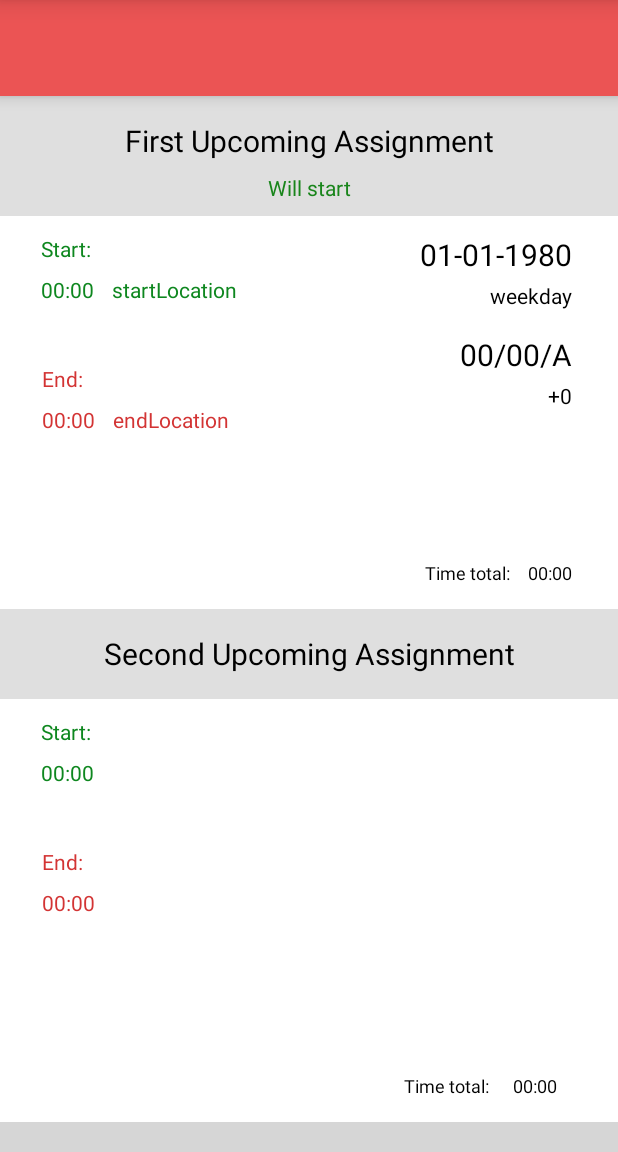
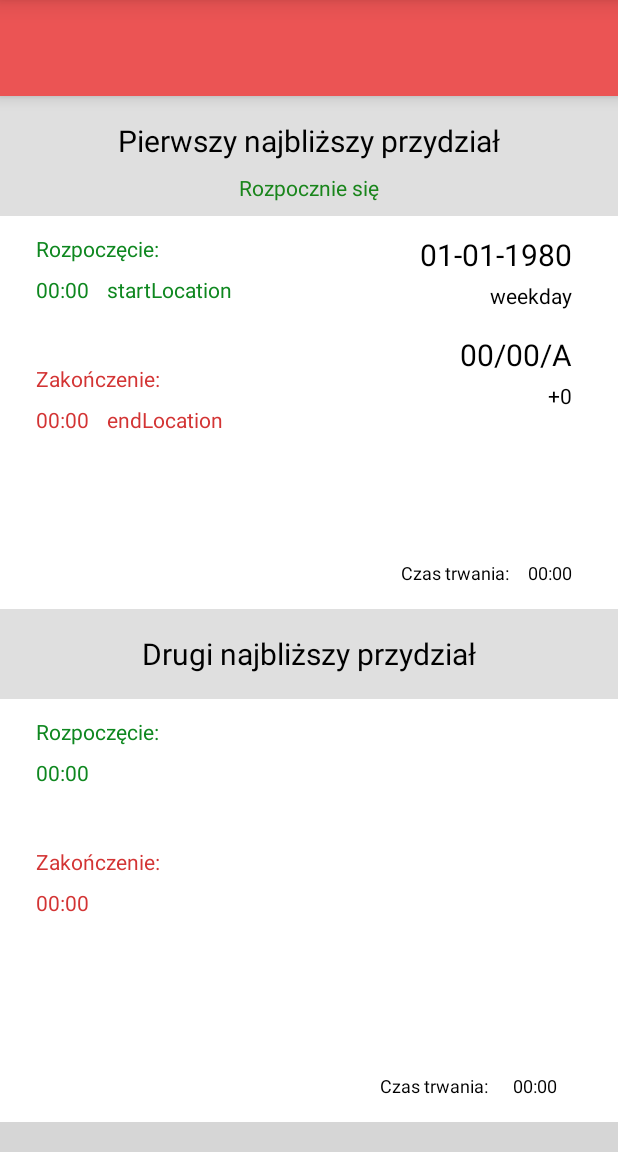
Before and after one commit to Raven351/GAiTPodzialy, an Android app: the AssignmentsFirstSecondFragment screen opened directly, with no data from a screen before it, on a phone screen of 412 x 824 dp, the part 84-1236 px from its top. Run offline under Robolectric (Android 15) with nearby library versions, the phone set to English and light mode, and no system bars; libraries missing offline, so code that uses them is left out: me.relex.circleindicator; plain views replace CircleIndicator3; 18 statements that could not run were skipped; grey boxes are pictures that could not be loaded.

Commit message:
Update language default values to polish

```diff
--- a/app/src/main/res/values/strings.xml
+++ b/app/src/main/res/values/strings.xml
@@ -1,24 +1,6 @@
 <resources>
     <string name="app_name" translatable="false">GAiT Podziały</string>
-    <string name="title_activity_login">Sign in</string>
-    <string name="prompt_driver_number">Driver Number</string>
-    <string name="prompt_password">Password</string>
-    <string name="action_sign_in">Sign in</string>
-    <string name="action_sign_in_short">Sign in</string>
-    <string name="welcome">"Welcome! "</string>
-    <string name="invalid_username">Enter driver ID</string>
-    <string name="invalid_password">Enter password</string>
-    <string name="login_failed">"Login failed"</string>
-    <string name="submit">ActivityAssignmentsFabDesc</string>
     <string name="driverId" translatable="false">0000</string>
-    <string name="firstName">FirstName</string>
-    <string name="surname">Surname</string>
-
-    <string name="today_assignment">First Upcoming Assignment</string>
-    <string name="tomorrow_assignment">Second Upcoming Assignment</string>
-    <string name="assignment_totalTime_label">Time total:</string>
-    <string name="assignment_start_label">Start:</string>
-    <string name="assignment_end_label">End:</string>
     <string name="assignment_sample_status" translatable="false">status</string>
     <string name="assignment_sample_date" translatable="false">01-01-1980</string>
     <string name="assignment_sample_code" translatable="false">00/00/A</string>
@@ -28,42 +10,58 @@
     <string name="assignment_sample_startTime" translatable="false">00:00</string>
     <string name="assignment_sample_startLocation" translatable="false">startLocation</string>
     <string name="assignment_sample_endLocation" translatable="false">endLocation</string>
-    <string name="status_ongoing">Ongoing</string>
-    <string name="status_willstart">Will start</string>
+    <!--    Users panel-->
+    <string name="document_sample_name" translatable="false">{DocumentTitle}</string>
+    <string name="assignment_sample_weekday" translatable="false">weekday</string>
+
+    <string name="title_activity_login">Zaloguj się</string>
+    <string name="prompt_driver_number">Numer kierującego</string>
+    <string name="prompt_password">Hasło</string>
+    <string name="action_sign_in">Zaloguj</string>
+    <string name="action_sign_in_short">Zaloguj</string>
+    <string name="welcome">Witaj! </string>
+    <string name="invalid_username">Wpisz numer kierującego</string>
+    <string name="invalid_password">Wpisz hasło</string>
+    <string name="login_failed">Logowanie nie powiodło się</string>
+    <string name="submit">ActivityAssignmentsFabDesc</string>
+    <string name="firstName">Imię</string>
+    <string name="surname">Nazwisko</string>
+    <string name="today_assignment">Pierwszy najbliższy przydział</string>
+    <string name="assignment_totalTime_label">Czas trwania:</string>
+    <string name="assignment_start_label">Rozpoczęcie:</string>
+    <string name="assignment_end_label">Zakończenie:</string>
+    <string name="tomorrow_assignment">Drugi najbliższy przydział</string>
+    <string name="status_ongoing">W trakcie</string>
+    <string name="status_willstart">Rozpocznie się</string>
 
     <!--    Users panel-->
-    <string name="change_default_user_alert_dialog_message">"Do you really want to set this user as your default user?<br /> <br />After launching app next time, data of this user will be the first one to show up."</string>
-    <string name="change_default_user_success_toast_1">User </string>
-    <string name="change_default_user_success_toast_2"> has been set as default</string>
-    <string name="unable_to_logout_toast">Cannot logout default user!</string>
-    <string name="logout_confirmation_alert_dialog_message">Do you really want to logout user?</string>
+    <string name="change_default_user_alert_dialog_message">"Czy napewno chcesz ustawić tego użytkownika jako domyślnego?<br/><br/>Dane domyślnego użytkownika będą wyświetlane od razu po uruchomieniu aplikacji."</string>
+    <string name="change_default_user_success_toast_1">Użytkownik </string>
+    <string name="change_default_user_success_toast_2"> został ustawiony jako domyślny</string>
+    <string name="unable_to_logout_toast">Nie można wylogować głównego użytkownika!</string>
+    <string name="logout_confirmation_alert_dialog_message">Czy napewno chcesz wylogować użytkownika?</string>
 
+    <string name="data_error">BŁĄD POBIERANIA DANYCH</string>
+    <string name="data_error_dialog_title">Logowanie użytkownika nie powiodło się!</string>
+    <string name="data_error_dialog_message">Aplikacja nie mogła zalogować się do strony internetowej GAiT.\nSpróbuj zalogować się bezpośrednio poprzez stronę internetową.\nJeżeli udało Ci się prawidłowo zalogować przez stronę internetową, a niniejszy komunikat dalej występuje, proszę o kontakt poprzez formularz kontaktowy na stronie ravensu.com/contact</string>
+    <string name="data_error_dialog_negative_button">Otwórz w przeglądarce</string>
+    <string name="no_assignments">Brak przydziałów</string>
+    <string name="no_documents">No documents</string>
+    <string name="first_launch_welcome_dialog_title">Ostrzeżenie</string>
+    <string name="first_launch_welcome_dialog_message">Witaj!\n\nNiniejsza aplikacja NIE jest oficjalną aplikacją i nie należy do spółki Gdańskie Autobusy i Tramwaje.\n\nAplikacja powstała jako projekt hobbystyczny z myślą o kierowcach i motorniczych GAiT oraz ich rodzinach i znajomych.\n\nAplikacja ma na celu ułatwienie kierowcom i motorniczym spółki sprawdzanie własnych podziałów i wyświetlanie ich w przystępniejszy sposób. Dane dotyczące podziałów są pobierane ze strony dla pracowników (podzialy.gait.pl). Pomimo iż twórca dołożył wszelkich starań by aplikacja była wolna od błędów to należy mieć na uwadze, że takowe mogą wystąpić i twórca w żaden sposób nie ponosi odpowiedzialności za szkody w wyniku potencjalnych błędów w działaniu aplikacji.\n\nW przypadku odnalezienia błędu w działaniu aplikacji, można takowy błąd zgłosić za pomocą formularza kontaktowego na stronie ravensu.com.\n\nMiłego korzystania :)\nBartosz Baum  |  ravensu.com</string>
+    <string name="first_launch_welcome_dialog_positive">Akceptuję</string>
+    <string name="first_launch_welcome_dialog_negative">Nie akceptuję</string>
 
-    <string name="document_sample_name" translatable="false">{DocumentTitle}</string>
+    <string name="about">Niniejsza aplikacja NIE jest oficjalną aplikacją i nie należy do spółki Gdańskie Autobusy i Tramwaje.\nTwórca w żaden sposób nie ponosi odpowiedzialności za szkody w wyniku potencjalnych błędów w działaniu aplikacji.\nDane używane w aplikacji są pobierane ze strony <a href = "http://podzialy.gait.pl">podzialy.gait.pl</a> za pomocą metody webscrapping\'u.</string>
+    <string name="about_more_info">Możesz dowiedzieć się więcej o tej aplikacji i zobaczyć jej kod źródłowy na <a href = "https://github.com/Raven351/GAiTPodzialy">github.com/Raven351/GAiTPodzialy</a></string>
+    <string name="about_made_by">Wykonanie:\nBartosz Baum\n<a href="https://dev.ravensu.com">dev.ravensu.com</a>\n\nLicencja GNU GPLv3\n\nWersja 0.9</string>
 
-    <string name="data_error">DATA ERROR</string>
-    <string name="data_error_dialog_title">User log in failed!</string>
-    <string name="data_error_dialog_message">Application couldn\'t log in this user to GAiT website.\nTry logging in directly through GAiT website.\nIf you could log in properly and this message keeps popping up, please inform me about this through contact form at ravensu.com/contact</string>
-    <string name="data_error_dialog_negative_button">Open in browser</string>
-    <string name="no_assignments">No assignments</string>
-    <string name="no_documents">No documents</string>
-    <string name="first_launch_welcome_dialog_title">Warning</string>
-    <string name="first_launch_welcome_dialog_message">Welcome!\n\nFollowing application is NOT affiliated with Gdańskie Autobusy i Tramwaje.\n\nThis application has been created as a hobby project for GAiT\'s drivers, their families and their friends.\n\nMain purpose of this application is to make it possible for drivers to view information about theirs assignments in a more clear and transparent way. Assignments\' data is fetched from site made for employees (podzialy.gait.pl). Even though creator of this app made every effort to make it free of any bugs and mistakes, he cannot guarantee that these won\'t occur and he cannot be held liable for any damages caused by errors in application.\n\nIn case of finding any bug, you can report it through contact form on ravensu.com\n\nHave a nice use! :)\nBartosz Baum  |  ravensu.com</string>
-    <string name="first_launch_welcome_dialog_positive">Accept</string>
-    <string name="first_launch_welcome_dialog_negative">Decline</string>
+    <string name="users_loading_error_dialog_title">Wystąpił błąd!</string>
+    <string name="users_loading_error_dialog_message">Wystąpił błąd podczas próby wczytania danych użytkownika.\n\nMoże być to spowodowane brakiem lub słabym połączeniem internetowym.</string>
+    <string name="status_dayoff">Dzień wolny</string>
 
-    <string name="about">This application is NOT affiliated with Gdańskie Autobusy i Tramwaje.\nCreator of this app made every effort to make it free of any bugs and mistakes, however he cannot guarantee that these won\'t occur and he cannot be held liable for any damages caused by errors in application.\nData used in this application is fetched from site <a href = "http://podzialy.gait.pl">podzialy.gait.pl</a> using webscrapping method.</string>
-    <string name="about_more_info">You can learn more about this application and see source code at <a href = "https://github.com/Raven351/GAiTPodzialy">github.com/Raven351/GAiTPodzialy</a></string>
-    <string name="about_made_by">Made by\nBartosz Baum\n<a href="https://dev.ravensu.com">dev.ravensu.com</a>\n\nLicense GNU GPLv3\n\nVersion 0.9</string>
-
-    <string name="users_loading_error_dialog_title">Error!</string>
-    <string name="users_loading_error_dialog_message">There was an error while attempting to load users.\nIt could be caused because of weak internet connection.</string>
-    <string name="assignment_sample_weekday" translatable="false">weekday</string>
-    <string name="status_dayoff">Day off</string>
-
-    <string name="exit_app_dialog_title">Warning</string>
-    <string name="exit_app_dialog_message">Do you really want to exit app?</string>
-    <string name="dialog_yes">Yes</string>
-    <string name="dialog_no">No</string>
-
+    <string name="exit_app_dialog_title">Ostrzeżenie</string>
+    <string name="exit_app_dialog_message">Czy napewno chcesz zamknąć aplikację?</string>
+    <string name="dialog_yes">Tak</string>
+    <string name="dialog_no">Nie</string>
 </resources>
```
Also changed, not shown: 1 other file.
